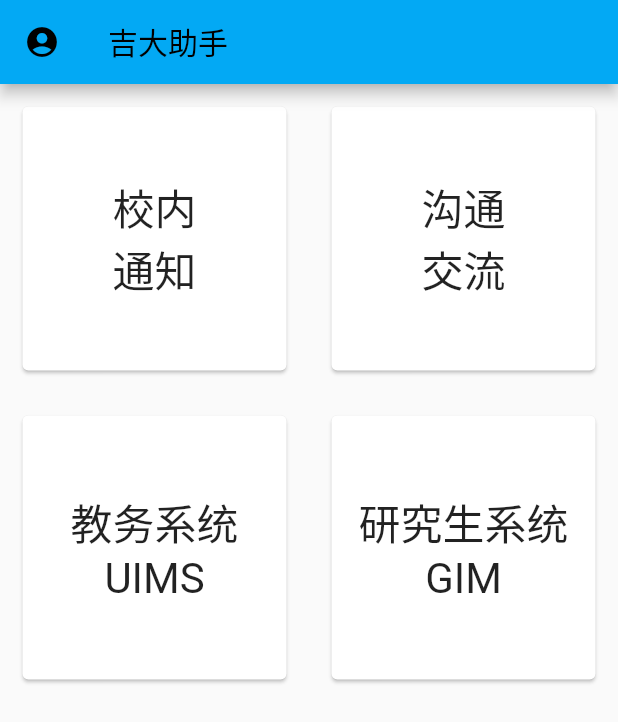
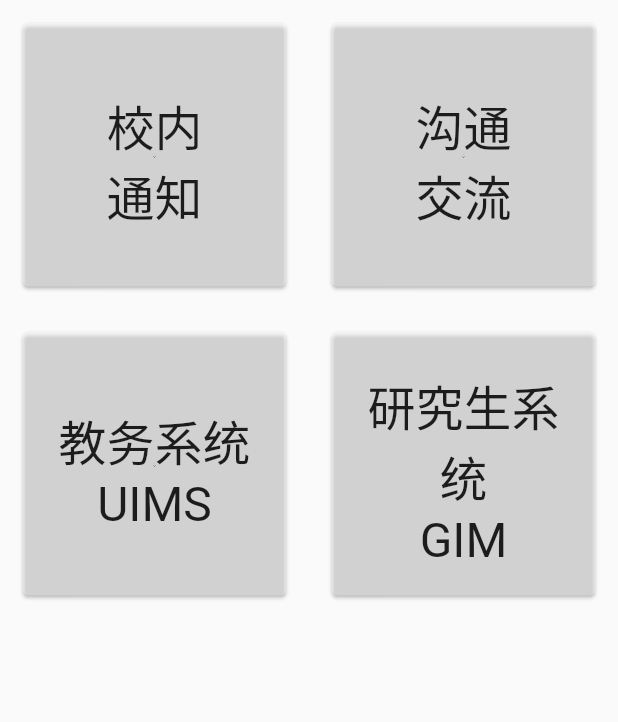
Before and after one commit to 276562578/jlu_helper, a Flutter app: the screen it shows after launch, on a phone screen of 412 x 824 dp. Shown: the top 722 px of the screen. Run offline on Flutter 3.47's test engine with Material 2 defaults, Android fonts, the phone set to English and light mode, and no system bars.

Commit message:
初步实现响应式UI

```diff
--- a/lib/main.dart
+++ b/lib/main.dart
@@ -1,4 +1,5 @@
 import 'package:flutter/material.dart';
+import 'mainpage.dart';
 
 void main() {
   runApp(const MyApp());
@@ -12,129 +13,8 @@ class MyApp extends StatelessWidget {
   Widget build(BuildContext context) {
     return MaterialApp(
       title: '吉大助手',
-      theme: ThemeData(
-        // This is the theme of your application.
-        //
-        // Try running your application with "flutter run". You'll see the
-        // application has a blue toolbar. Then, without quitting the app, try
-        // changing the primarySwatch below to Colors.green and then invoke
-        // "hot reload" (press "r" in the console where you ran "flutter run",
-        // or simply save your changes to "hot reload" in a Flutter IDE).
-        // Notice that the counter didn't reset back to zero; the application
-        // is not restarted.
-        primarySwatch: Colors.lightBlue,
-      ),
-      home: const MyHomePage(title: "吉大助手"),
+      theme: ThemeData(),
+      home: const MainPage(title: "吉大助手"),
     );
   }
 }
-
-class MyHomePage extends StatefulWidget {
-  const MyHomePage({Key? key, required this.title}) : super(key: key);
-
-  // This widget is the home page of your application. It is stateful, meaning
-  // that it has a State object (defined below) that contains fields that affect
-  // how it looks.
-
-  // This class is the configuration for the state. It holds the values (in this
-  // case the title) provided by the parent (in this case the App widget) and
-  // used by the build method of the State. Fields in a Widget subclass are
-  // always marked "final".
-
-  final String title;
-
-  @override
-  State<MyHomePage> createState() => _MyHomePageState();
-}
-
-class _MyHomePageState extends State<MyHomePage> {
-  // int _counter = 0;
-  //
-  // void _incrementCounter() {
-  //   setState(() {
-  //     // This call to setState tells the Flutter framework that something has
-  //     // changed in this State, which causes it to rerun the build method below
-  //     // so that the display can reflect the updated values. If we changed
-  //     // _counter without calling setState(), then the build method would not be
-  //     // called again, and so nothing would appear to happen.
-  //     _counter++;
-  //   });
-  // }
-
-  @override
-  Widget build(BuildContext context) {
-    Widget _mainCard(String txt) {
-      return Card(
-        child: Center(
-            child: Text(
-          txt,
-          textAlign: TextAlign.center,
-          textScaleFactor: 2,
-        )),
-        margin: EdgeInsets.all(15),
-      );
-    }
-
-    // This method is rerun every time setState is called, for instance as done
-    // by the _incrementCounter method above.
-    //
-    // The Flutter framework has been optimized to make rerunning build methods
-    // fast, so that you can just rebuild anything that needs updating rather
-    // than having to individually change instances of widgets.
-    return Scaffold(
-      appBar: AppBar(
-          // Here we take the value from the MyHomePage object that was created by
-          // the App.build method, and use it to set our appbar title.
-          title: Text(widget.title),
-          // toolbarHeight: 40,
-          leading: Builder(builder: (BuildContext context) {
-            return IconButton(
-              icon: const Icon(Icons.account_circle),
-              onPressed: () {
-                Scaffold.of(context).openDrawer();
-              },
-            );
-          })),
-      drawer: Drawer(
-        child: ListView(
-          children: [
-            DrawerHeader(
-              child: Column(
-                children: [
-                  Icon(Icons.account_circle),
-                  Text("未登录")
-                ],
-              ),
-              decoration: BoxDecoration(color: Colors.blue,),
-
-            ),
-            ListTile(
-              title: Text("123"),
-            )
-          ],
-        ),
-      ),
-      body: Center(
-        // Center is a layout widget. It takes a single child and positions it
-        // in the middle of the parent.
-        child: GridView.count(
-          crossAxisCount: 2,
-          crossAxisSpacing: 0,
-          mainAxisSpacing: 0,
-          children: [
-            _mainCard("校内\n通知"),
-            _mainCard("沟通\n交流"),
-            _mainCard("教务系统\nUIMS"),
-            _mainCard("研究生系统\nGIM"),
-          ],
-        ),
-      ),
-
-      // floatingActionButton: FloatingActionButton(
-      //   onPressed: null,
-      //   tooltip: 'Increment',
-      //   child: const Icon(Icons.add),
-      // ), // This trailing comma makes auto-formatting nicer for build methods.
-    );
-  }
-}
--- /dev/null
+++ b/lib/mainbody.dart
@@ -0,0 +1,39 @@
+import 'package:flutter/material.dart';
+
+class MainBody extends StatelessWidget{
+  @override
+  Widget build(BuildContext context) {
+    Widget _mainCard(String txt) {
+      return Card(
+        child: ListTile(
+          title: Center(
+              child: Text(
+                txt,
+                textAlign: TextAlign.center,
+                textScaleFactor: 2,
+              )),
+          onTap: () => print("tap"),
+        ),
+        margin: EdgeInsets.all(15),
+        color: Colors.white38,
+      );
+    }
+    // TODO: implement build
+    return Center(
+      // Center is a layout widget. It takes a single child and positions it
+      // in the middle of the parent.
+      child: GridView.count(
+        crossAxisCount: 2,
+        crossAxisSpacing: 0,
+        mainAxisSpacing: 0,
+        children: [
+          _mainCard("校内\n通知"),
+          _mainCard("沟通\n交流"),
+          _mainCard("教务系统\nUIMS"),
+          _mainCard("研究生系统\nGIM"),
+        ],
+      ),
+    );
+  }
+
+}
--- /dev/null
+++ b/lib/mainpage.dart
@@ -0,0 +1,71 @@
+import 'package:flutter/material.dart';
+import 'package:jlu_helper/mainbody.dart';
+import 'package:jlu_helper/responsive.dart';
+import 'package:jlu_helper/sidemenu.dart';
+import 'package:jlu_helper/subpage.dart';
+
+class MainPage extends StatefulWidget {
+  const MainPage({Key? key, required this.title}) : super(key: key);
+
+  final String title;
+
+  @override
+  State<MainPage> createState() => _MainPageState();
+}
+
+class _MainPageState extends State<MainPage> {
+  @override
+  Widget build(BuildContext context) {
+    Size _size = MediaQuery.of(context).size;
+
+    // This method is rerun every time setState is called, for instance as done
+    // by the _incrementCounter method above.
+    //
+    // The Flutter framework has been optimized to make rerunning build methods
+    // fast, so that you can just rebuild anything that needs updating rather
+    // than having to individually change instances of widgets.
+    return Scaffold(
+
+        body: Responsive(
+          mobile: Row(children: [
+
+            Expanded(
+              child: MainBody(),
+              flex: _size.width > 1340 ? 3:5,
+            ),
+
+          ]),
+          tablet: Row(children: [
+           Expanded(
+              child: MainBody(),
+              flex: 6,
+            ),
+            Expanded(
+              child: SubPage(),
+              flex: 9,
+            ),
+          ]),
+          desktop: Row(children: [
+            Expanded(
+              child: SideMenu(),
+              flex: _size.width > 1340 ? 2:4,
+            ),
+            Expanded(
+              child: MainBody(),
+              flex: _size.width > 1340 ? 3:5,
+            ),
+            Expanded(
+              child: SubPage(),
+              flex: _size.width > 1340 ? 8:10,
+            ),
+          ]),
+        )
+
+        // floatingActionButton: FloatingActionButton(
+        //   onPressed: null,
+        //   tooltip: 'Increment',
+        //   child: const Icon(Icons.add),
+        // ), // This trailing comma makes auto-formatting nicer for build methods.
+        );
+  }
+}
--- /dev/null
+++ b/lib/responsive.dart
@@ -0,0 +1,47 @@
+import 'package:flutter/material.dart';
+
+class Responsive extends StatelessWidget {
+  final Widget mobile;
+  final Widget tablet;
+  final Widget desktop;
+
+  const Responsive({
+    Key? key,
+    required this.mobile,
+    required this.tablet,
+    required this.desktop,
+  }) : super(key: key);
+
+// This size work fine on my design, maybe you need some customization depends on your design
+
+  // This isMobile, isTablet, isDesktop helep us later
+  static bool isMobile(BuildContext context) =>
+      MediaQuery.of(context).size.width < 650;
+
+  static bool isTablet(BuildContext context) =>
+      MediaQuery.of(context).size.width < 1100 &&
+          MediaQuery.of(context).size.width >= 650;
+
+  static bool isDesktop(BuildContext context) =>
+      MediaQuery.of(context).size.width >= 1100;
+
+  @override
+  Widget build(BuildContext context) {
+    return LayoutBuilder(
+      // If our width is more than 1100 then we consider it a desktop
+      builder: (context, constraints) {
+        if (constraints.maxWidth >= 1100) {
+          return desktop;
+        }
+        // If width it less then 1100 and more then 650 we consider it as tablet
+        else if (constraints.maxWidth >= 650) {
+          return tablet;
+        }
+        // Or less then that we called it mobile
+        else {
+          return mobile;
+        }
+      },
+    );
+  }
+}
--- /dev/null
+++ b/lib/sidemenu.dart
@@ -0,0 +1,10 @@
+import 'package:flutter/material.dart';
+
+class SideMenu extends StatelessWidget{
+  @override
+  Widget build(BuildContext context) {
+    // TODO: implement build
+    return Container(color: Colors.blue,);
+  }
+
+}
--- /dev/null
+++ b/lib/subpage.dart
@@ -0,0 +1,10 @@
+import 'package:flutter/material.dart';
+
+class SubPage extends StatelessWidget{
+  @override
+  Widget build(BuildContext context) {
+    // TODO: implement build
+    return Container(color: Colors.greenAccent,);
+  }
+
+}
--- a/pubspec.yaml
+++ b/pubspec.yaml
@@ -34,6 +34,8 @@ dependencies:
   # The following adds the Cupertino Icons font to your application.
   # Use with the CupertinoIcons class for iOS style icons.
   cupertino_icons: ^1.0.2
+  websafe_svg: ^2.0.0+1
+  flutter_staggered_grid_view: ^0.4.1
 
 dev_dependencies:
   flutter_test:
```
Also changed, not shown: lib/constants.dart (added), pubspec.lock, 1 other file.
